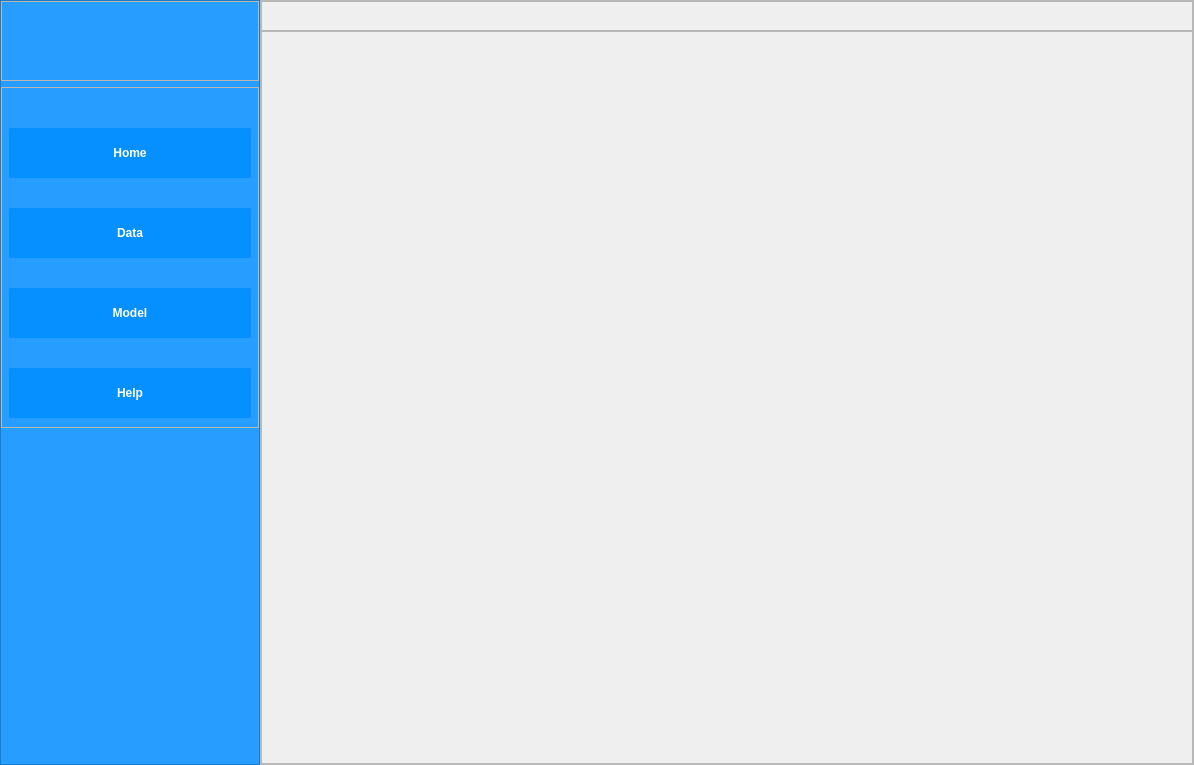
Before: the Qt Designer form main.ui in ali7haider/Active-Learning-Platform_PyQT5_Desktop_App, drawn with Qt 5.
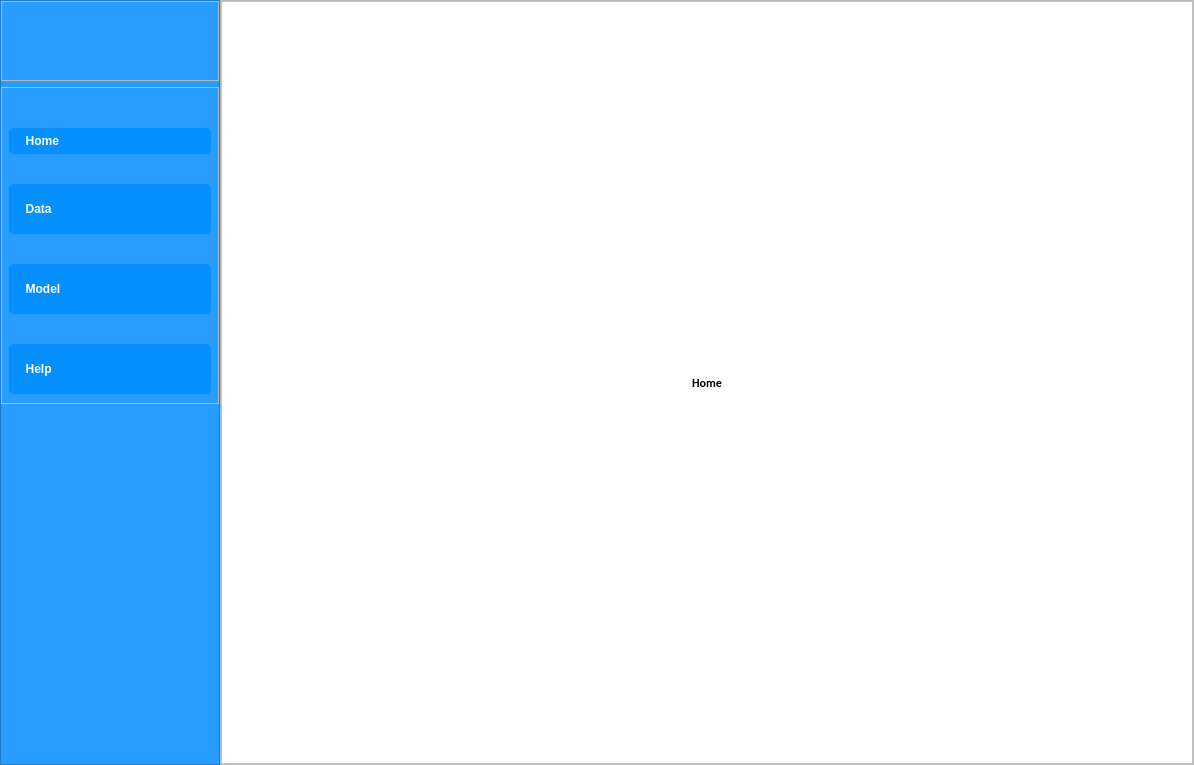
After: the same form once the commit is applied. Icons and pictures are not drawn.

Commit message: Implement icons on Sidebar

Diff of the .ui file:
```diff
--- a/main.ui
+++ b/main.ui
@@ -17,8 +17,8 @@
    <property name="styleSheet">
     <string notr="true">
 QWidget{
-	color: rgb(221, 221, 221);
-	font: 12pt &quot;Segoe UI&quot;;
+	color: black;
+	font: 75 11pt &quot;Calibri&quot;;
 
 }
 
@@ -380,10 +380,12 @@
 
 QPushButton {
     color: white;                      /* Text color */
-    border-radius: 2px;                /* Rounded corners */
+    border-radius: 5px;                /* Rounded corners */
     padding: 6px 12px;                 /* Padding inside button */
     font-weight: bold;                 /* Bold text */
 	background-color:#068fff;
+	font:  15pt &quot;Calibri&quot;;
+
 
 }
 
@@ -464,18 +466,24 @@
         <widget class="QFrame" name="sideBar">
          <property name="minimumSize">
           <size>
-           <width>0</width>
+           <width>220</width>
            <height>0</height>
           </size>
          </property>
          <property name="maximumSize">
           <size>
-           <width>260</width>
+           <width>220</width>
            <height>16777215</height>
           </size>
          </property>
          <property name="styleSheet">
-          <string notr="true"/>
+          <string notr="true">QPushButton {
+    padding-left: 10px; /* Add padding for spacing */
+    padding-right: 0px; /* Remove right padding to avoid extra space */
+    text-align: left; /* Align text and image to the left */
+
+}
+</string>
          </property>
          <property name="frameShape">
           <enum>QFrame::StyledPanel</enum>
@@ -568,14 +576,30 @@
                <property name="minimumSize">
                 <size>
                  <width>0</width>
-                 <height>50</height>
+                 <height>0</height>
                 </size>
                </property>
                <property name="cursor">
                 <cursorShape>PointingHandCursor</cursorShape>
                </property>
+               <property name="layoutDirection">
+                <enum>Qt::LeftToRight</enum>
+               </property>
+               <property name="styleSheet">
+                <string notr="true"/>
+               </property>
                <property name="text">
-                <string>Home</string>
+                <string>  Home</string>
+               </property>
+               <property name="icon">
+                <iconset resource="resources.qrc">
+                 <normaloff>:/images/images/icons/icons8-home-50.png</normaloff>:/images/images/icons/icons8-home-50.png</iconset>
+               </property>
+               <property name="iconSize">
+                <size>
+                 <width>30</width>
+                 <height>30</height>
+                </size>
                </property>
               </widget>
              </item>
@@ -590,8 +614,24 @@
                <property name="cursor">
                 <cursorShape>PointingHandCursor</cursorShape>
                </property>
+               <property name="layoutDirection">
+                <enum>Qt::LeftToRight</enum>
+               </property>
+               <property name="autoFillBackground">
+                <bool>false</bool>
+               </property>
                <property name="text">
-                <string>Data</string>
+                <string>  Data</string>
+               </property>
+               <property name="icon">
+                <iconset resource="resources.qrc">
+                 <normaloff>:/images/images/icons/icons8-table-50.png</normaloff>:/images/images/icons/icons8-table-50.png</iconset>
+               </property>
+               <property name="iconSize">
+                <size>
+                 <width>30</width>
+                 <height>30</height>
+                </size>
                </property>
               </widget>
              </item>
@@ -607,7 +647,17 @@
                 <cursorShape>PointingHandCursor</cursorShape>
                </property>
                <property name="text">
-                <string>Model</string>
+                <string>  Model</string>
+               </property>
+               <property name="icon">
+                <iconset resource="resources.qrc">
+                 <normaloff>:/images/images/icons/icons8-machine-learning-50.png</normaloff>:/images/images/icons/icons8-machine-learning-50.png</iconset>
+               </property>
+               <property name="iconSize">
+                <size>
+                 <width>30</width>
+                 <height>30</height>
+                </size>
                </property>
               </widget>
              </item>
@@ -623,7 +673,17 @@
                 <cursorShape>PointingHandCursor</cursorShape>
                </property>
                <property name="text">
-                <string>Help</string>
+                <string>  Help</string>
+               </property>
+               <property name="icon">
+                <iconset resource="resources.qrc">
+                 <normaloff>:/images/images/icons/icons8-help-50.png</normaloff>:/images/images/icons/icons8-help-50.png</iconset>
+               </property>
+               <property name="iconSize">
+                <size>
+                 <width>30</width>
+                 <height>30</height>
+                </size>
                </property>
               </widget>
              </item>
@@ -658,58 +718,62 @@
            <number>0</number>
           </property>
           <item>
-           <widget class="QFrame" name="frame_4">
-            <property name="minimumSize">
-             <size>
-              <width>0</width>
-              <height>30</height>
-             </size>
+           <widget class="QStackedWidget" name="stackedWidget">
+            <property name="styleSheet">
+             <string notr="true">background-color:white;</string>
             </property>
-            <property name="maximumSize">
-             <size>
-              <width>16777215</width>
-              <height>30</height>
-             </size>
-            </property>
-            <property name="sizeIncrement">
-             <size>
-              <width>0</width>
-              <height>1</height>
-             </size>
-            </property>
-            <property name="frameShape">
-             <enum>QFrame::StyledPanel</enum>
-            </property>
-            <property name="frameShadow">
-             <enum>QFrame::Raised</enum>
-            </property>
-           </widget>
-          </item>
-          <item>
-           <widget class="QFrame" name="frame_2">
-            <property name="frameShape">
-             <enum>QFrame::StyledPanel</enum>
-            </property>
-            <property name="frameShadow">
-             <enum>QFrame::Raised</enum>
-            </property>
-            <layout class="QVBoxLayout" name="verticalLayout_3">
-             <property name="spacing">
-              <number>0</number>
-             </property>
-             <property name="leftMargin">
-              <number>0</number>
-             </property>
-             <property name="topMargin">
-              <number>0</number>
-             </property>
-             <property name="rightMargin">
-              <number>0</number>
-             </property>
-             <property name="bottomMargin">
-              <number>0</number>
-             </property>
-            </layout>
+            <widget class="QWidget" name="homePage">
+             <layout class="QVBoxLayout" name="verticalLayout_3">
+              <property name="leftMargin">
+               <number>0</number>
+              </property>
+              <property name="topMargin">
+               <number>0</number>
+              </property>
+              <property name="rightMargin">
+               <number>0</number>
+              </property>
+              <property name="bottomMargin">
+               <number>0</number>
+              </property>
+              <item>
+               <widget class="QFrame" name="frame_2">
+                <property name="frameShape">
+                 <enum>QFrame::StyledPanel</enum>
+                </property>
+                <property name="frameShadow">
+                 <enum>QFrame::Raised</enum>
+                </property>
+                <layout class="QVBoxLayout" name="verticalLayout_4">
+                 <item>
+                  <widget class="QLabel" name="label_2">
+                   <property name="font">
+                    <font>
+                     <family>Calibri</family>
+                     <pointsize>20</pointsize>
+                     <weight>9</weight>
+                     <italic>false</italic>
+                     <bold>false</bold>
+                    </font>
+                   </property>
+                   <property name="styleSheet">
+                    <string notr="true">color:black;
+font: 75 20pt &quot;Calibri&quot;;</string>
+                   </property>
+                   <property name="text">
+                    <string>Home</string>
+                   </property>
+                   <property name="alignment">
+                    <set>Qt::AlignCenter</set>
+                   </property>
+                  </widget>
+                 </item>
+                </layout>
+               </widget>
+              </item>
+             </layout>
+            </widget>
+            <widget class="QWidget" name="page_2"/>
            </widget>
           </item>
          </layout>
```
The commit also changes 293 other files.
